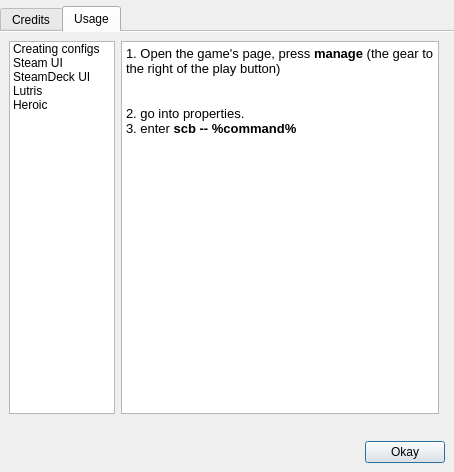
Above: about.ui from rfrench3/scopebuddy-gui before the change. Below: the same form after it.
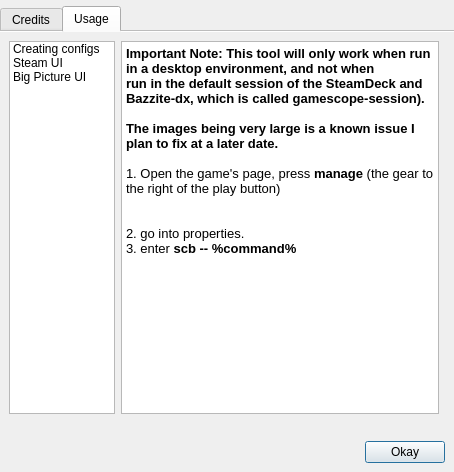
That is the form after the change. The open tabs and pages were chosen to show the change. Icons and pictures are not drawn.

Commit message: update ui to remove unimplemented features

```diff
--- a/about.ui
+++ b/about.ui
@@ -124,17 +124,7 @@
          </item>
          <item>
           <property name="text">
-           <string>SteamDeck UI</string>
-          </property>
-         </item>
-         <item>
-          <property name="text">
-           <string>Lutris</string>
-          </property>
-         </item>
-         <item>
-          <property name="text">
-           <string>Heroic</string>
+           <string>Big Picture UI</string>
           </property>
          </item>
         </widget>
@@ -271,6 +261,11 @@
 li.unchecked::marker { content: &quot;\2610&quot;; }
 li.checked::marker { content: &quot;\2612&quot;; }
 &lt;/style&gt;&lt;/head&gt;&lt;body style=&quot; font-family:'Noto Sans'; font-size:10pt; font-weight:400; font-style:normal;&quot;&gt;
+&lt;p style=&quot; margin-top:0px; margin-bottom:0px; margin-left:0px; margin-right:0px; -qt-block-indent:0; text-indent:0px;&quot;&gt;&lt;span style=&quot; font-weight:700;&quot;&gt;Important Note: This tool will only work when run in a desktop environment, and not when&lt;/span&gt;&lt;/p&gt;
+&lt;p style=&quot; margin-top:0px; margin-bottom:0px; margin-left:0px; margin-right:0px; -qt-block-indent:0; text-indent:0px;&quot;&gt;&lt;span style=&quot; font-weight:700;&quot;&gt;run in the default session of the SteamDeck and Bazzite-dx, which is called gamescope-session).&lt;/span&gt;&lt;/p&gt;
+&lt;p style=&quot;-qt-paragraph-type:empty; margin-top:0px; margin-bottom:0px; margin-left:0px; margin-right:0px; -qt-block-indent:0; text-indent:0px; font-weight:700;&quot;&gt;&lt;br /&gt;&lt;/p&gt;
+&lt;p style=&quot; margin-top:0px; margin-bottom:0px; margin-left:0px; margin-right:0px; -qt-block-indent:0; text-indent:0px;&quot;&gt;&lt;span style=&quot; font-weight:700;&quot;&gt;The images being very large is a known issue I plan to fix at a later date.&lt;/span&gt;&lt;/p&gt;
+&lt;p style=&quot;-qt-paragraph-type:empty; margin-top:0px; margin-bottom:0px; margin-left:0px; margin-right:0px; -qt-block-indent:0; text-indent:0px;&quot;&gt;&lt;br /&gt;&lt;/p&gt;
 &lt;p style=&quot; margin-top:0px; margin-bottom:0px; margin-left:0px; margin-right:0px; -qt-block-indent:0; text-indent:0px;&quot;&gt;1. Open the game's page, press &lt;span style=&quot; font-weight:700;&quot;&gt;manage&lt;/span&gt; (the gear to the right of the play button)&lt;/p&gt;
 &lt;p style=&quot; margin-top:0px; margin-bottom:0px; margin-left:0px; margin-right:0px; -qt-block-indent:0; text-indent:0px;&quot;&gt;&lt;img src=&quot;:/images/images/BigPicture1.png&quot; /&gt;&lt;/p&gt;
 &lt;p style=&quot;-qt-paragraph-type:empty; margin-top:0px; margin-bottom:0px; margin-left:0px; margin-right:0px; -qt-block-indent:0; text-indent:0px;&quot;&gt;&lt;br /&gt;&lt;/p&gt;
```
Left out of the diff: 6 changed lines with no effect on the pictures. The commit also changes 7 other files.
